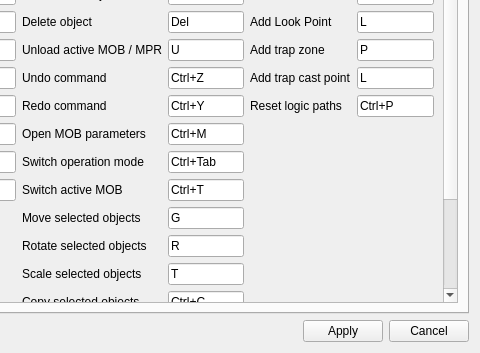
Qt form settings.ui (konstvest/ei_maper) before a commit; both pictures show x 190 to 670 and y 98 to 451 of the 670 by 451 pixel window.
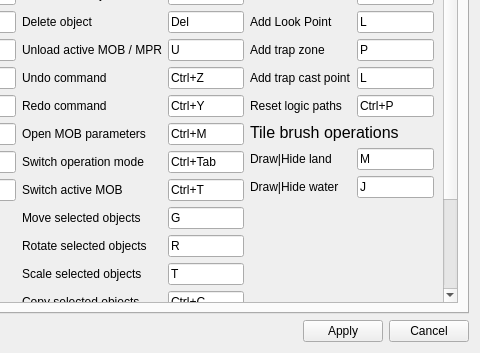
The same form after that commit. The open tabs and pages were chosen to show the change.

Commit message: Improve UI component naming

The edit to the form file:
```diff
--- a/settings.ui
+++ b/settings.ui
@@ -791,6 +791,46 @@
                </property>
               </widget>
              </item>
+             <item row="6" column="0" colspan="2">
+              <widget class="QLabel" name="label_7">
+               <property name="font">
+                <font>
+                 <pointsize>12</pointsize>
+                </font>
+               </property>
+               <property name="text">
+                <string>Tile brush operations</string>
+               </property>
+              </widget>
+             </item>
+             <item row="7" column="0">
+              <widget class="QLabel" name="label_8">
+               <property name="text">
+                <string>Draw|Hide land</string>
+               </property>
+              </widget>
+             </item>
+             <item row="7" column="1">
+              <widget class="QKeySequenceEdit" name="keySequenceEdit_30">
+               <property name="keySequence">
+                <string>M</string>
+               </property>
+              </widget>
+             </item>
+             <item row="8" column="0">
+              <widget class="QLabel" name="label_9">
+               <property name="text">
+                <string>Draw|Hide water</string>
+               </property>
+              </widget>
+             </item>
+             <item row="8" column="1">
+              <widget class="QKeySequenceEdit" name="keySequenceEdit_31">
+               <property name="keySequence">
+                <string>J</string>
+               </property>
+              </widget>
+             </item>
             </layout>
            </item>
           </layout>
```
Left out of the diff: 26 changed lines with no effect on the pictures. The commit also changes 2 other files.
